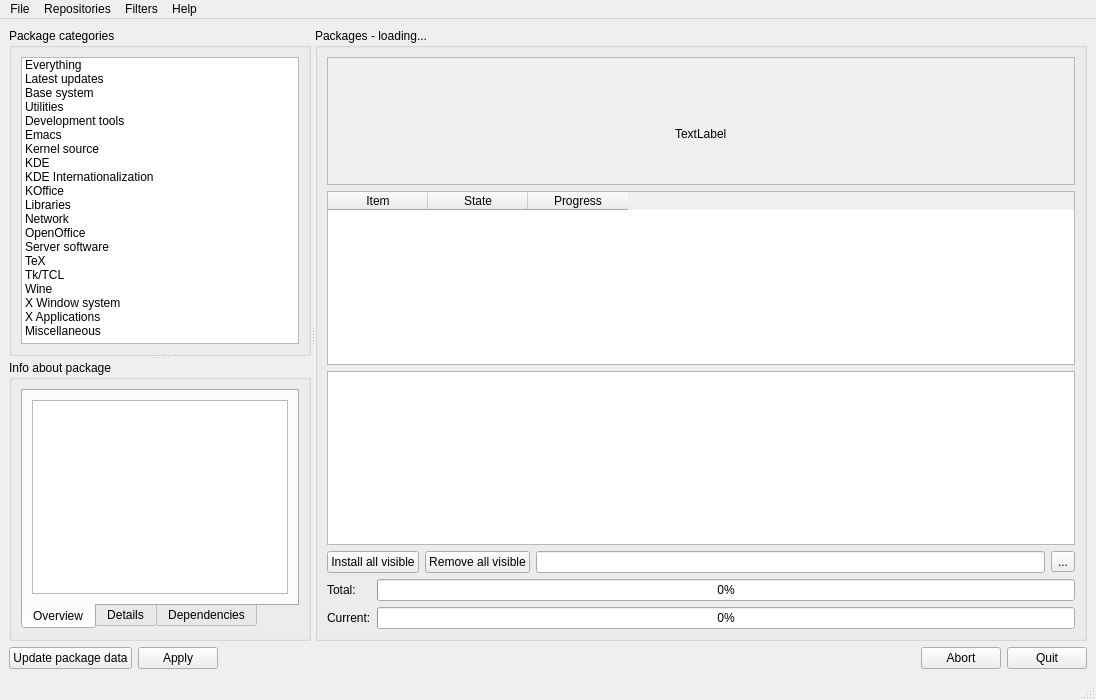
BackupTheBerlios/mops, file mpkg/manager/pkgmanager.ui: the form before one commit.
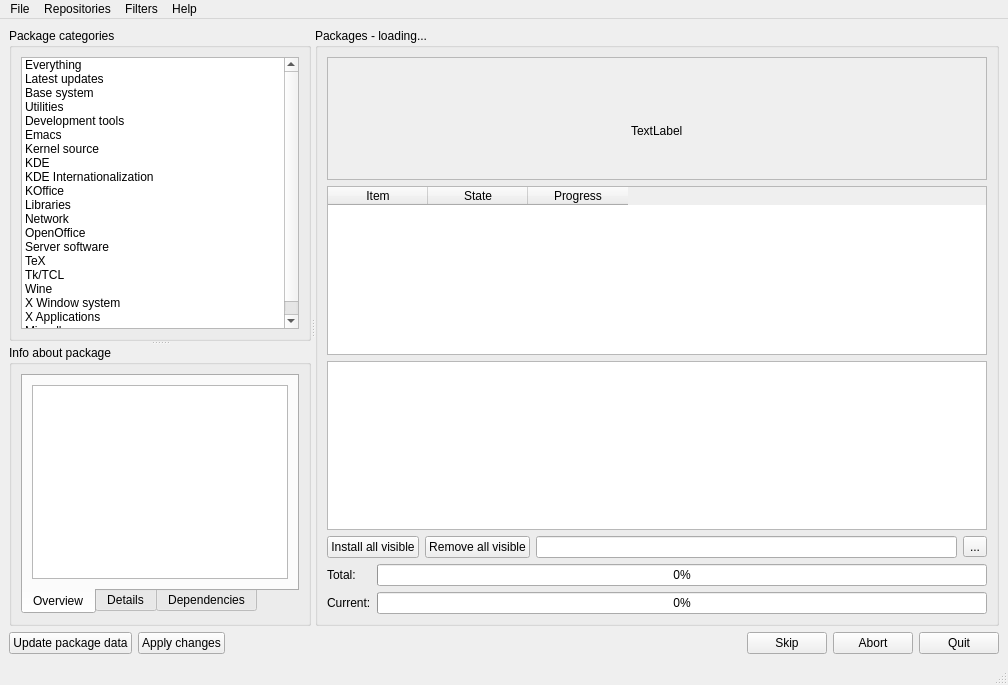
The form after the commit. Icons and pictures are not drawn.

The edit to the form file:
```diff
--- a/mpkg/manager/pkgmanager.ui
+++ b/mpkg/manager/pkgmanager.ui
@@ -5,8 +5,8 @@
    <rect>
     <x>0</x>
     <y>0</y>
-    <width>1096</width>
-    <height>700</height>
+    <width>1008</width>
+    <height>685</height>
    </rect>
   </property>
   <property name="windowTitle" >
@@ -706,7 +706,7 @@
       <item>
        <widget class="QPushButton" name="applyButton" >
         <property name="text" >
-         <string>Apply</string>
+         <string>Apply changes</string>
         </property>
        </widget>
       </item>
@@ -731,6 +731,13 @@
         <property name="spacing" >
          <number>6</number>
         </property>
+        <item>
+         <widget class="QPushButton" name="skipButton" >
+          <property name="text" >
+           <string>Skip</string>
+          </property>
+         </widget>
+        </item>
         <item>
          <widget class="QPushButton" name="AbortButton" >
           <property name="text" >
@@ -756,8 +763,8 @@
     <rect>
      <x>0</x>
      <y>0</y>
-     <width>1096</width>
-     <height>31</height>
+     <width>1008</width>
+     <height>28</height>
     </rect>
    </property>
    <widget class="QMenu" name="menuRepositories" >
@@ -766,22 +773,6 @@
     </property>
     <addaction name="actionAdd_remove_repositories" />
    </widget>
-   <widget class="QMenu" name="menuFile" >
-    <property name="title" >
-     <string>File</string>
-    </property>
-    <addaction name="actionPreferences" />
-    <addaction name="actionCore_settings" />
-    <addaction name="separator" />
-    <addaction name="actionCommit_changes" />
-    <addaction name="actionReset_changes" />
-    <addaction name="actionReset_all_queue" />
-    <addaction name="separator" />
-    <addaction name="actionSave_queue" />
-    <addaction name="actionClean_cache" />
-    <addaction name="separator" />
-    <addaction name="actionQuit" />
-   </widget>
    <widget class="QMenu" name="menuHelp" >
     <property name="title" >
      <string>Help</string>
@@ -804,6 +795,22 @@
     <addaction name="actionShow_purge" />
     <addaction name="actionShow_unavailable" />
    </widget>
+   <widget class="QMenu" name="menuFile" >
+    <property name="title" >
+     <string>File</string>
+    </property>
+    <addaction name="actionPreferences" />
+    <addaction name="actionCore_settings" />
+    <addaction name="separator" />
+    <addaction name="actionCommit_changes" />
+    <addaction name="actionReset_changes" />
+    <addaction name="actionReset_all_queue" />
+    <addaction name="separator" />
+    <addaction name="actionSave_queue" />
+    <addaction name="actionClean_cache" />
+    <addaction name="separator" />
+    <addaction name="actionQuit" />
+   </widget>
    <addaction name="menuFile" />
    <addaction name="menuRepositories" />
    <addaction name="menuFilters" />
```
